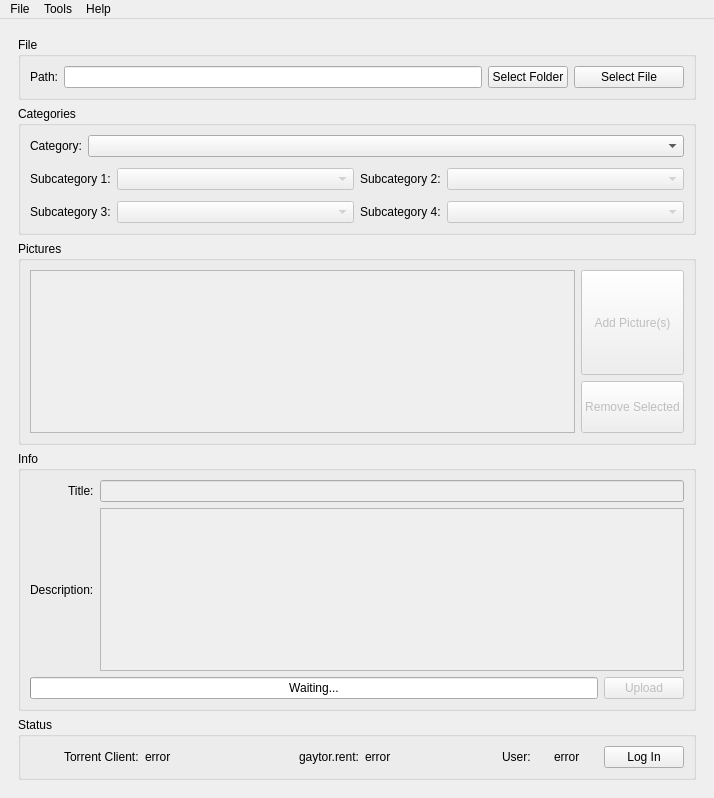
vancer0/guu-cpp, file src/mainwindow.ui: the form before one commit.
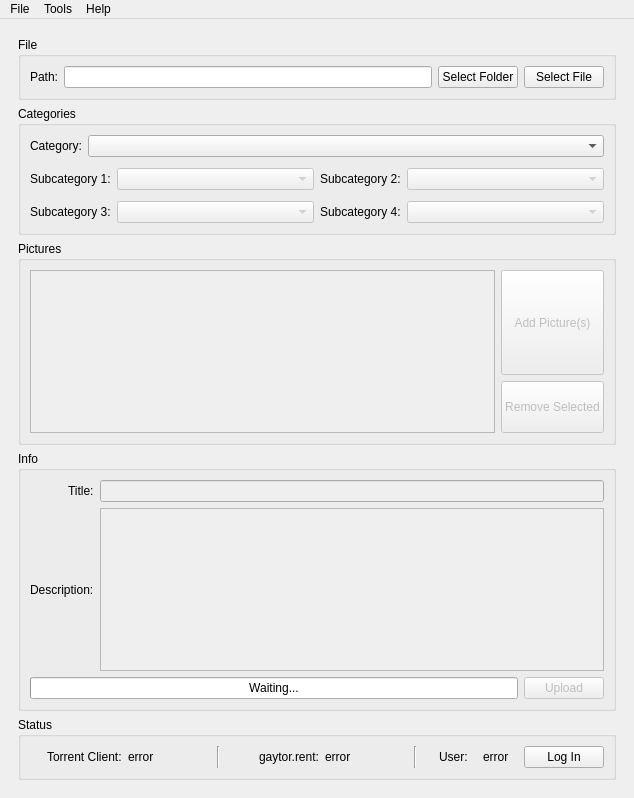
The form after the commit. Icons and pictures are not drawn. Custom widgets are drawn as their Qt base class.

What changed in the file:
```diff
--- a/src/mainwindow.ui
+++ b/src/mainwindow.ui
@@ -6,7 +6,7 @@
    <rect>
     <x>0</x>
     <y>0</y>
-    <width>714</width>
+    <width>634</width>
     <height>798</height>
    </rect>
   </property>
@@ -94,6 +94,12 @@
           </item>
           <item>
            <widget class="QPushButton" name="folderSelBtn">
+            <property name="sizePolicy">
+             <sizepolicy hsizetype="Minimum" vsizetype="Minimum">
+              <horstretch>0</horstretch>
+              <verstretch>0</verstretch>
+             </sizepolicy>
+            </property>
             <property name="text">
              <string>Select Folder</string>
             </property>
@@ -101,9 +107,15 @@
           </item>
           <item>
            <widget class="QPushButton" name="fileSelBtn">
+            <property name="sizePolicy">
+             <sizepolicy hsizetype="Minimum" vsizetype="Expanding">
+              <horstretch>0</horstretch>
+              <verstretch>0</verstretch>
+             </sizepolicy>
+            </property>
             <property name="minimumSize">
              <size>
-              <width>110</width>
+              <width>0</width>
               <height>0</height>
              </size>
             </property>
@@ -808,6 +820,13 @@
             </layout>
            </widget>
           </item>
+          <item>
+           <widget class="Line" name="line">
+            <property name="orientation">
+             <enum>Qt::Orientation::Vertical</enum>
+            </property>
+           </widget>
+          </item>
           <item>
            <widget class="QWidget" name="widget_3" native="true">
             <layout class="QHBoxLayout" name="horizontalLayout_5">
@@ -837,6 +856,13 @@
             </layout>
            </widget>
           </item>
+          <item>
+           <widget class="Line" name="line_2">
+            <property name="orientation">
+             <enum>Qt::Orientation::Vertical</enum>
+            </property>
+           </widget>
+          </item>
           <item>
            <widget class="QWidget" name="widget_4" native="true">
             <layout class="QHBoxLayout" name="horizontalLayout_4">
@@ -895,7 +921,7 @@
     <rect>
      <x>0</x>
      <y>0</y>
-     <width>714</width>
+     <width>634</width>
      <height>28</height>
     </rect>
    </property>
```
